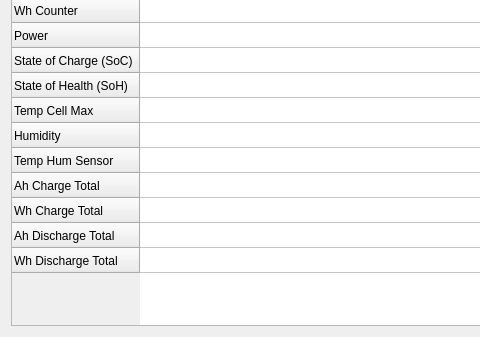
The window that pages/pagebms.ui (vedderb/vesc_tool) describes before a commit, drawn with Qt 5; both pictures show x 0 to 480 and y 260 to 597 of the 1108 by 597 pixel window.
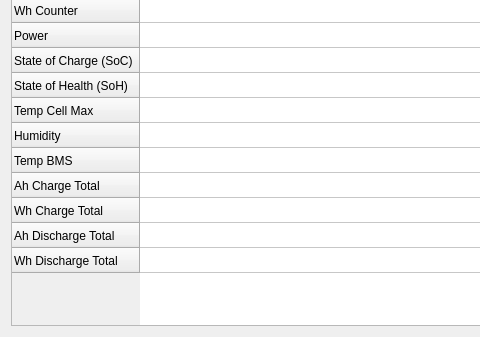
The same window after the commit. Icons and pictures are not drawn. Custom widgets are drawn as their Qt base class.

Commit message: Rename label from "temp hum" to "temp bms"

Diff of the .ui file:
```diff
--- a/pages/pagebms.ui
+++ b/pages/pagebms.ui
@@ -139,7 +139,10 @@
          </row>
          <row>
           <property name="text">
-           <string>Temp Hum Sensor</string>
+           <string>Temp BMS</string>
+          </property>
+          <property name="toolTip">
+           <string>Temperature sensor on the BMS (may be part of the humidity sensor)</string>
           </property>
          </row>
          <row>
```
The commit also changes 1 other file.
